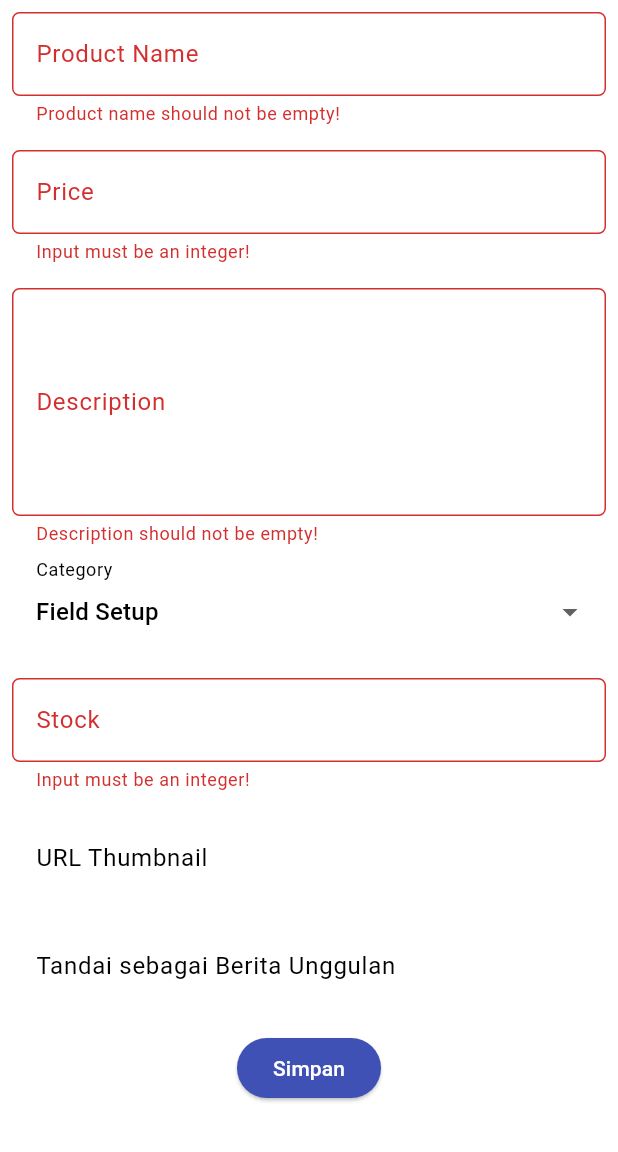
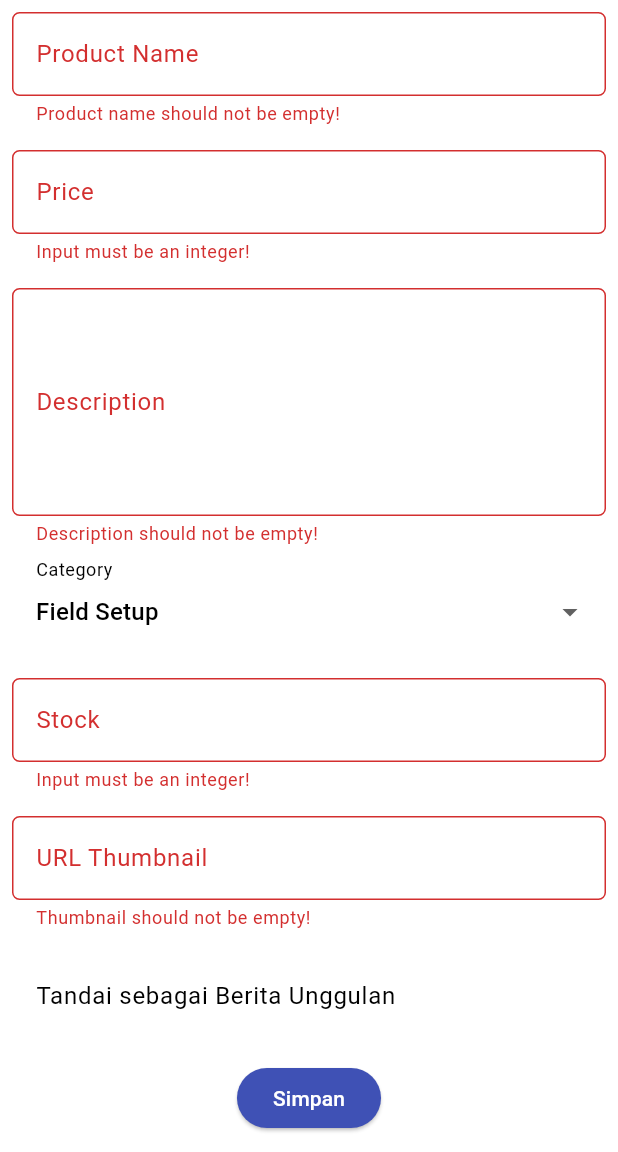
Before and after one commit to waldan-r/bolahraga-mobile, a Flutter app: the ProductFormPage screen opened directly, after a tap on "Simpan", on a phone screen of 412 x 824 dp, the part 84-1236 px from its top. Run offline on Flutter 3.47's test engine with Material 3 defaults, Android fonts, the phone set to English and light mode, and no system bars.

Commit message:
Validates Thumbnail

```diff
--- a/lib/screens/add_product_form.dart
+++ b/lib/screens/add_product_form.dart
@@ -1,5 +1,6 @@
 import "package:flutter/material.dart";
 import "package:bolahraga/widgets/drawer.dart";
+import "package:bolahraga/screens/menu.dart";
 
 class ProductFormPage extends StatefulWidget{
   const ProductFormPage({super.key});
@@ -186,18 +187,27 @@
                 padding: const EdgeInsets.all(8.0),
                 child: TextFormField(
                   decoration: InputDecoration(
-                    hintText: "URL Thumbnail (opsional)",
+                    hintText: "URL Thumbnail",
                     labelText: "URL Thumbnail",
                     border: OutlineInputBorder(
                       borderRadius: BorderRadius.circular(5.0),
                     ),
                   ),
-                  onChanged: (String? value) {
+                  onChanged: (String value) {
                     setState(() {
-
-                      _thumbnail = Uri.parse(value!);
+                      Uri? validUri = Uri.tryParse(value);
+                      _thumbnail = validUri!;
                     });
                   },
+                  validator: (String? value){
+                    if (value == null || value.isEmpty){
+                      return "Thumbnail should not be empty!";
+                    }
+                    if (Uri.tryParse(value)?.isAbsolute == false){
+                      return "Input unrecognizable";
+                    }
+                    return null;
+                  }
                 ),
               ),
 
@@ -228,7 +238,7 @@
                           context: context,
                           builder: (context) {
                             return AlertDialog(
-                              title: const Text('Produk berhasil tersimpan'),
+                              title: const Text('Product Added Successfully'),
                               content: SingleChildScrollView(
                                 child: Column(
                                   crossAxisAlignment:
@@ -249,7 +259,15 @@
                                 TextButton(
                                   child: const Text('OK'),
                                   onPressed: () {
-                                    Navigator.pop(context);
+                                    // Navigator.pop(context);
+                                    // _formKey.currentState!.reset();
+
+                                    Navigator.pushReplacement(
+                                      context,
+                                      MaterialPageRoute(
+                                        builder: (context) => MyHomePage()
+                                      )
+                                    );
                                     _formKey.currentState!.reset();
                                   },
                                 ),
--- a/lib/screens/menu.dart
+++ b/lib/screens/menu.dart
@@ -1,5 +1,6 @@
 import 'package:flutter/material.dart';
 import 'package:bolahraga/widgets/menu_card.dart';
+import 'package:bolahraga/widgets/drawer.dart';
 
 class MyHomePage extends StatelessWidget {
   MyHomePage({super.key});
@@ -11,6 +12,7 @@
   @override
   Widget build(BuildContext context) {
     return Scaffold(
+      drawer: LeftDrawer(),
       appBar: AppBar(
         title: const Text(
           'BOLAHRAGA', style: TextStyle(
--- a/lib/widgets/drawer.dart
+++ b/lib/widgets/drawer.dart
@@ -11,12 +11,56 @@
       child: ListView(
         children: [
           const DrawerHeader(
+            decoration: BoxDecoration(color: Colors.blue),
             child: Column(
-
+              children: [
+                Text(
+                  "Bolahraga",
+                  textAlign: TextAlign.center,
+                  style: TextStyle(
+                    fontSize: 30,
+                    fontWeight: FontWeight.bold,
+                    color: Colors.white
+                  ),
+                ),
+                Padding(padding: EdgeInsets.all(10)
+                ),
+                Text(
+                  "Shop and build your match!",
+                  textAlign: TextAlign.center,
+                  style: TextStyle(
+                    fontSize: 15,
+                    fontWeight: FontWeight.normal,
+                    color: Colors.white
+                  ),
+                )
+              ],
             ),
           ),
-          ListTile(),
-          ListTile(),
+          ListTile(
+            leading: const Icon(Icons.home_outlined),
+            title: const Text('Home'),
+            onTap:(){
+              Navigator.pushReplacement(
+                context,
+                MaterialPageRoute(
+                  builder: (context) => MyHomePage(),
+                )
+              );
+            },
+          ),
+          ListTile(
+            leading: const Icon(Icons.post_add),
+            title: const Text('Create Product'),
+            onTap:(){
+              Navigator.pushReplacement(
+                context,
+                MaterialPageRoute(
+                  builder: (context) => ProductFormPage(),
+                )
+              );
+            },
+          ),
         ],
       )
     );
```
